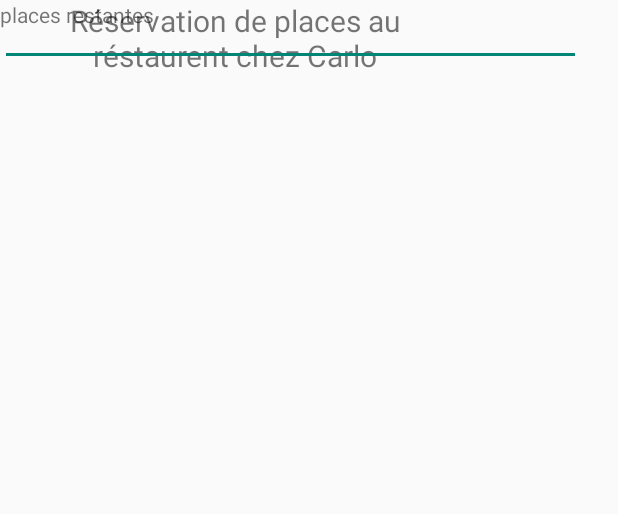
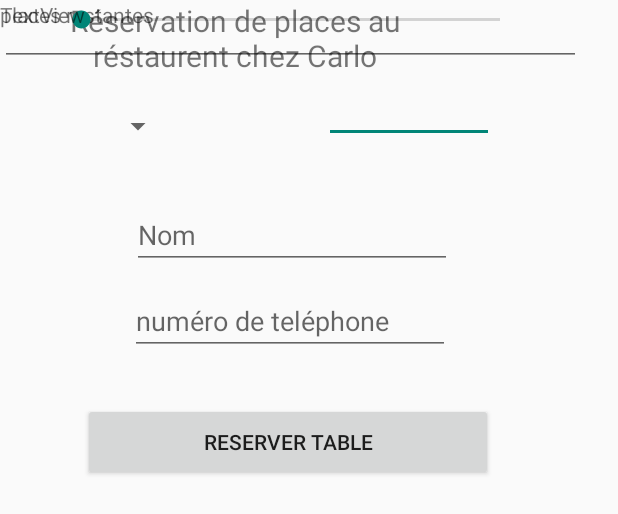
Before and after one commit to ApplicationMobile5J6/5j6-travailpratique1-2054583, an Android app: the layout activity_reservation.xml on its own in the app's theme, with its tools: preview values and no code run, on a phone screen of 412 x 824 dp. Shown: the top 514 px of the screen. Run offline under Robolectric (Android 15) with nearby library versions, the phone set to English and light mode, and no system bars.

Commit message:
3 eme activité.xml

```diff
--- a/app/src/main/res/layout/activity_reservation.xml
+++ b/app/src/main/res/layout/activity_reservation.xml
@@ -5,6 +5,28 @@
     android:layout_width="match_parent"
     android:layout_height="match_parent"
     tools:context=".reservation">
+
+    <EditText
+        android:id="@+id/et_heureDepart"
+        android:layout_width="113dp"
+        android:layout_height="41dp"
+        android:layout_marginStart="100dp"
+        android:layout_marginTop="28dp"
+        android:ems="10"
+        android:inputType="textPersonName"
+        app:layout_constraintStart_toEndOf="@+id/sp_heureDebut"
+        app:layout_constraintTop_toBottomOf="@+id/pb_placeReserve" />
+
+    <Button
+        android:id="@+id/btn_reserverDeux"
+        android:layout_width="273dp"
+        android:layout_height="52dp"
+        android:layout_marginTop="32dp"
+        android:text="RESERVER TABLE"
+        app:layout_constraintEnd_toEndOf="parent"
+        app:layout_constraintHorizontal_bias="0.401"
+        app:layout_constraintStart_toStartOf="parent"
+        app:layout_constraintTop_toBottomOf="@+id/et_Phone" />
 
     <TextView
         android:id="@+id/tv_titre"
@@ -25,11 +47,63 @@
         tools:layout_editor_absoluteY="148dp" />
 
     <EditText
-        android:id="@+id/editTextDate"
+        android:id="@+id/et_date"
         android:layout_width="387dp"
         android:layout_height="44dp"
         android:ems="10"
         android:inputType="date"
         tools:layout_editor_absoluteX="16dp"
         tools:layout_editor_absoluteY="199dp" />
+
+    <SeekBar
+        android:id="@+id/pb_placeReserve"
+        android:layout_width="311dp"
+        android:layout_height="26dp"
+        app:layout_constraintEnd_toEndOf="parent"
+        app:layout_constraintHorizontal_bias="0.38"
+        app:layout_constraintStart_toStartOf="parent"
+        tools:layout_editor_absoluteY="308dp" />
+
+    <TextView
+        android:id="@+id/tv_progression"
+        android:layout_width="89dp"
+        android:layout_height="25dp"
+        android:text="TextView"
+        tools:layout_editor_absoluteX="34dp"
+        tools:layout_editor_absoluteY="258dp" />
+
+    <Spinner
+        android:id="@+id/sp_heureDebut"
+        android:layout_width="116dp"
+        android:layout_height="28dp"
+        android:layout_marginTop="44dp"
+        app:layout_constraintBottom_toBottomOf="parent"
+        app:layout_constraintTop_toBottomOf="@+id/pb_placeReserve"
+        app:layout_constraintVertical_bias="0.0"
+        tools:layout_editor_absoluteX="38dp" />
+
+    <EditText
+        android:id="@+id/et_nom"
+        android:layout_width="wrap_content"
+        android:layout_height="wrap_content"
+        android:layout_marginStart="88dp"
+        android:layout_marginTop="108dp"
+        android:ems="10"
+        android:hint="Nom "
+        android:inputType="textPersonName"
+        app:layout_constraintStart_toStartOf="parent"
+        app:layout_constraintTop_toBottomOf="@+id/pb_placeReserve" />
+
+    <EditText
+        android:id="@+id/et_Phone"
+        android:layout_width="wrap_content"
+        android:layout_height="wrap_content"
+        android:layout_marginTop="12dp"
+        android:ems="10"
+        android:hint="numéro de teléphone"
+        android:inputType="phone"
+        app:layout_constraintEnd_toEndOf="parent"
+        app:layout_constraintHorizontal_bias="0.437"
+        app:layout_constraintStart_toStartOf="parent"
+        app:layout_constraintTop_toBottomOf="@+id/et_nom" />
 </androidx.constraintlayout.widget.ConstraintLayout>
```
Also changed, not shown: app/src/main/java/com/example/alitebbaltp1/MainActivity.java (+43 -2 lines), app/src/main/java/com/example/alitebbaltp1/reservation.java (+54 -5 lines), app/src/main/java/com/example/alitebbaltp1/restaurant.java (+53 -10 lines), app/src/main/res/layout/activity_main.xml (+6 -12 lines), app/src/main/res/layout/activity_restaurant.xml (+40 -0 lines), app/src/main/res/layout/list_view_row.xml (added, +48 -0 lines), app/src/main/res/drawable/table.jpg (added).
